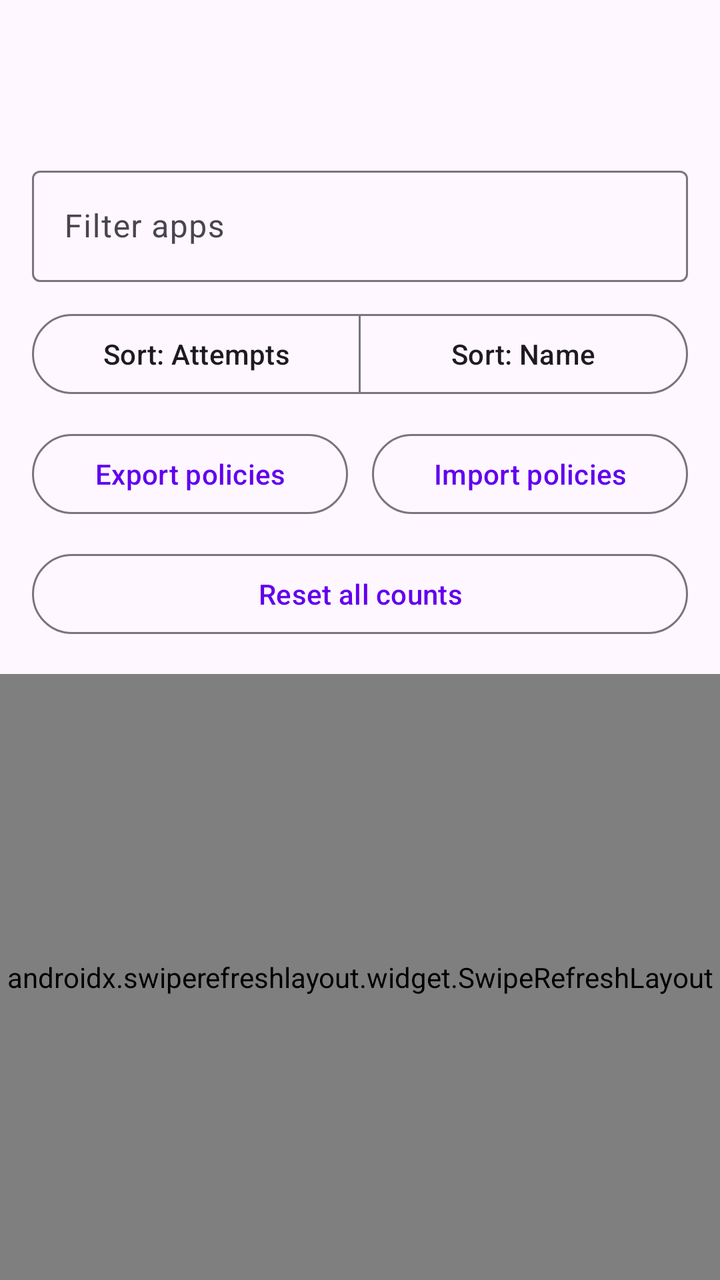
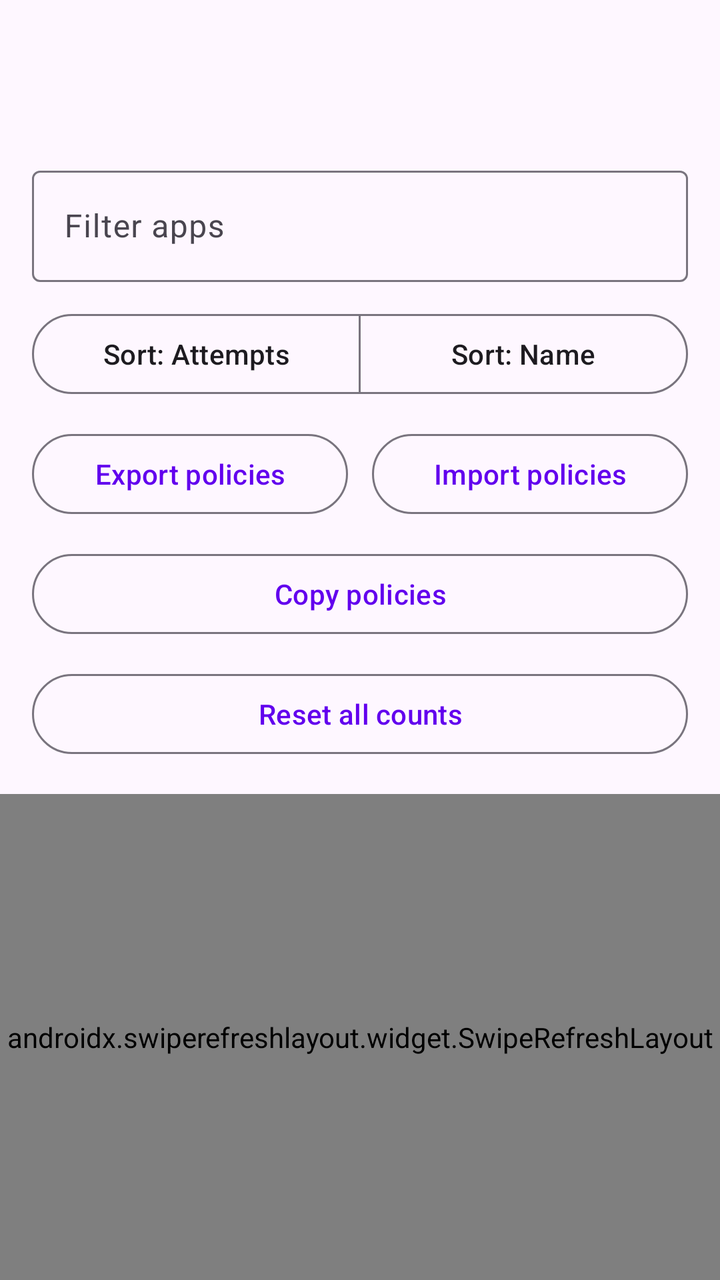

Before-and-after screenshots of an Android layout around one commit, followed by the original layout XML and the change that was made.
<!-- AndroidManifest.xml: application theme Theme.BlockStoreLinks -->
<!-- res/layout/activity_main.xml -->
<?xml version="1.0" encoding="utf-8"?>
<androidx.constraintlayout.widget.ConstraintLayout xmlns:android="http://schemas.android.com/apk/res/android"
    xmlns:app="http://schemas.android.com/apk/res-auto"
    android:layout_width="match_parent"
    android:layout_height="match_parent">

    <com.google.android.material.appbar.MaterialToolbar
        android:id="@+id/toolbar"
        android:layout_width="0dp"
        android:layout_height="wrap_content"
        android:backgroundTint="@color/purple_500"
        android:title="@string/app_name"
        android:titleTextColor="@color/white"
        app:layout_constraintEnd_toEndOf="parent"
        app:layout_constraintStart_toStartOf="parent"
        app:layout_constraintTop_toTopOf="parent" />

    <LinearLayout
        android:id="@+id/filterRow"
        android:layout_width="0dp"
        android:layout_height="wrap_content"
        android:orientation="vertical"
        android:padding="16dp"
        app:layout_constraintEnd_toEndOf="parent"
        app:layout_constraintStart_toStartOf="parent"
        app:layout_constraintTop_toBottomOf="@id/toolbar">

        <com.google.android.material.textfield.TextInputLayout
            android:layout_width="match_parent"
            android:layout_height="wrap_content"
            android:hint="@string/filter_apps">

            <com.google.android.material.textfield.TextInputEditText
                android:id="@+id/filterInput"
                android:layout_width="match_parent"
                android:layout_height="wrap_content"
                android:inputType="text" />
        </com.google.android.material.textfield.TextInputLayout>

        <com.google.android.material.button.MaterialButtonToggleGroup
            android:id="@+id/sortToggle"
            android:layout_width="match_parent"
            android:layout_height="wrap_content"
            android:layout_marginTop="12dp"
            app:singleSelection="true">

            <com.google.android.material.button.MaterialButton
                android:id="@+id/sortAttempts"
                style="?attr/materialButtonOutlinedStyle"
                android:layout_width="0dp"
                android:layout_height="wrap_content"
                android:layout_weight="1"
                android:text="@string/sort_attempts" />

            <com.google.android.material.button.MaterialButton
                android:id="@+id/sortName"
                style="?attr/materialButtonOutlinedStyle"
                android:layout_width="0dp"
                android:layout_height="wrap_content"
                android:layout_weight="1"
                android:text="@string/sort_name" />
        </com.google.android.material.button.MaterialButtonToggleGroup>

        <LinearLayout
            android:layout_width="match_parent"
            android:layout_height="wrap_content"
            android:layout_marginTop="12dp"
            android:orientation="horizontal">

            <com.google.android.material.button.MaterialButton
                android:id="@+id/exportPolicies"
                style="?attr/materialButtonOutlinedStyle"
                android:layout_width="0dp"
                android:layout_height="wrap_content"
                android:layout_weight="1"
                android:text="@string/export_policies" />

            <com.google.android.material.button.MaterialButton
                android:id="@+id/importPolicies"
                style="?attr/materialButtonOutlinedStyle"
                android:layout_width="0dp"
                android:layout_height="wrap_content"
                android:layout_marginStart="12dp"
                android:layout_weight="1"
                android:text="@string/import_policies" />
        </LinearLayout>

        <com.google.android.material.button.MaterialButton
            android:id="@+id/resetAllCounts"
            style="?attr/materialButtonOutlinedStyle"
            android:layout_width="match_parent"
            android:layout_height="wrap_content"
            android:layout_marginTop="12dp"
            android:text="@string/reset_all_attempts" />
    </LinearLayout>

    <androidx.swiperefreshlayout.widget.SwipeRefreshLayout
        android:id="@+id/swipeRefresh"
        android:layout_width="0dp"
        android:layout_height="0dp"
        app:layout_constraintBottom_toBottomOf="parent"
        app:layout_constraintEnd_toEndOf="parent"
        app:layout_constraintStart_toStartOf="parent"
        app:layout_constraintTop_toBottomOf="@id/filterRow">

        <FrameLayout
            android:layout_width="match_parent"
            android:layout_height="match_parent">

            <androidx.recyclerview.widget.RecyclerView
                android:id="@+id/appList"
                android:layout_width="match_parent"
                android:layout_height="match_parent"
                android:clipToPadding="false"
                android:padding="16dp" />

            <TextView
                android:id="@+id/emptyState"
                android:layout_width="match_parent"
                android:layout_height="match_parent"
                android:gravity="center"
                android:text="@string/no_attempts"
                android:visibility="gone" />
        </FrameLayout>
    </androidx.swiperefreshlayout.widget.SwipeRefreshLayout>
</androidx.constraintlayout.widget.ConstraintLayout>
<!-- resources referenced by this layout -->
<resources>
  <color name="purple_500">#FF6200EE</color>
  <color name="white">#FFFFFFFF</color>
  <string name="app_name">Block Store Links</string>
  <string name="export_policies">Export policies</string>
  <string name="filter_apps">Filter apps</string>
  <string name="import_policies">Import policies</string>
  <string name="no_attempts">No link attempts yet.</string>
  <string name="reset_all_attempts">Reset all counts</string>
  <string name="sort_attempts">Sort: Attempts</string>
  <string name="sort_name">Sort: Name</string>
  <style name="Theme.BlockStoreLinks" parent="Theme.Material3.Light.NoActionBar">
          <item name="colorPrimary">@color/purple_500</item>
          <item name="colorPrimaryVariant">@color/purple_700</item>
          <item name="colorOnPrimary">@color/white</item>
          <item name="colorSecondary">@color/teal_200</item>
          <item name="colorSecondaryVariant">@color/teal_700</item>
          <item name="android:statusBarColor" tools:targetApi="l">@color/purple_700</item>
      </style>
  <color name="purple_700">#FF3700B3</color>
  <color name="teal_200">#FF03DAC5</color>
  <color name="teal_700">#FF018786</color>
</resources>

<!-- the commit's change to res/layout/activity_main.xml (unified diff, before → after) -->
@@ -86,6 +86,14 @@
         </LinearLayout>
 
         <com.google.android.material.button.MaterialButton
+            android:id="@+id/copyPolicies"
+            style="?attr/materialButtonOutlinedStyle"
+            android:layout_width="match_parent"
+            android:layout_height="wrap_content"
+            android:layout_marginTop="12dp"
+            android:text="@string/copy_policies" />
+
+        <com.google.android.material.button.MaterialButton
             android:id="@+id/resetAllCounts"
             style="?attr/materialButtonOutlinedStyle"
             android:layout_width="match_parent"
<!-- resource entries referenced after the edit -->
@@ -3,6 +3,7 @@
   <color name="purple_500">#FF6200EE</color>
   <color name="white">#FFFFFFFF</color>
   <string name="app_name">Block Store Links</string>
+  <string name="copy_policies">Copy policies</string>
   <string name="export_policies">Export policies</string>
   <string name="filter_apps">Filter apps</string>
   <string name="import_policies">Import policies</string>
